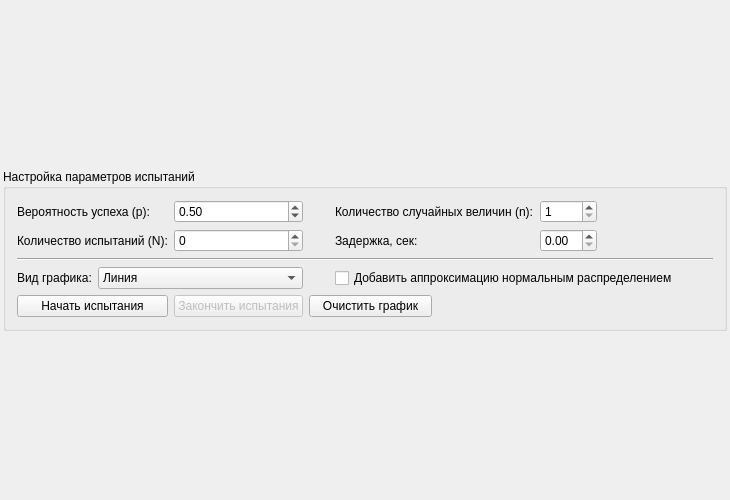
First picture: the form in task1/mainwindow.ui, repository 41144114/redesigned-giggle, before the edit.
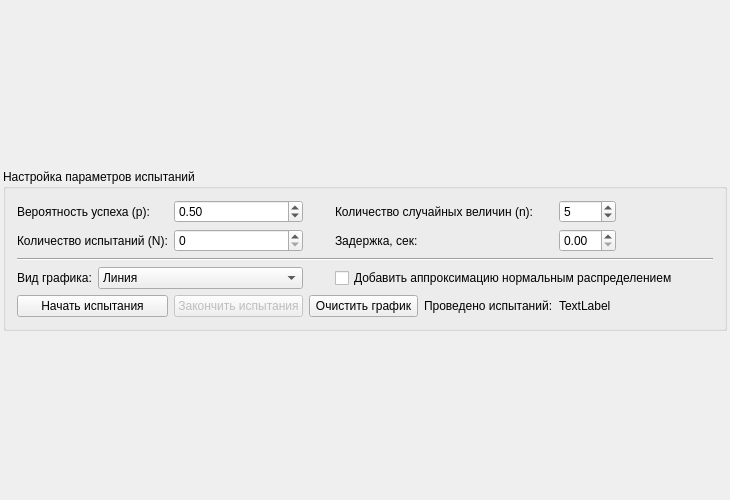
Second picture: the form after the edit.

What changed in the file:
```diff
--- a/task1/mainwindow.ui
+++ b/task1/mainwindow.ui
@@ -100,6 +100,9 @@
          <property name="maximum">
           <number>999</number>
          </property>
+         <property name="value">
+          <number>5</number>
+         </property>
         </widget>
        </item>
        <item row="1" column="0" colspan="2">
@@ -197,6 +200,20 @@
          </property>
         </widget>
        </item>
+       <item row="4" column="5">
+        <widget class="QLabel" name="label_6">
+         <property name="text">
+          <string>Проведено испытаний:</string>
+         </property>
+        </widget>
+       </item>
+       <item row="4" column="6">
+        <widget class="QLabel" name="labelNTests">
+         <property name="text">
+          <string>TextLabel</string>
+         </property>
+        </widget>
+       </item>
       </layout>
      </widget>
     </item>
```
Left out of the diff: 6 changed lines with no effect on the pictures.
